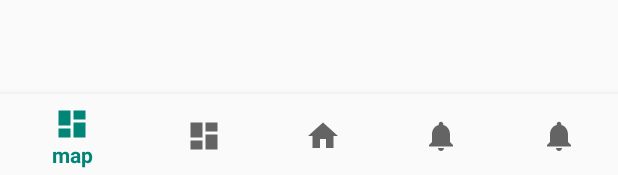
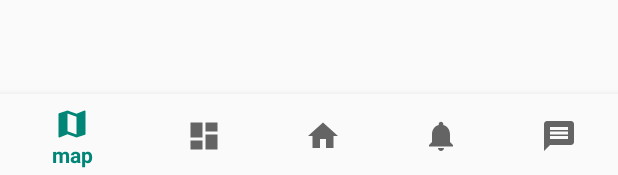
Before and after one commit to CLUG-kr/shop-ads-application, an Android app: the layout activity_base.xml on its own in the app's theme, with its tools: preview values and no code run, on a phone screen of 412 x 824 dp. Shown: the part 1058-1233 px from the top of the screen. Run offline under Robolectric (Android 15) with nearby library versions, the phone set to English and light mode, and no system bars.

Commit message:
change image of buttom navigation

```diff
--- /dev/null
+++ b/pyeonhalin/app/src/main/res/drawable/ic_map_black_24dp.xml
@@ -0,0 +1,9 @@
+<vector xmlns:android="http://schemas.android.com/apk/res/android"
+        android:width="24dp"
+        android:height="24dp"
+        android:viewportWidth="24.0"
+        android:viewportHeight="24.0">
+    <path
+        android:fillColor="#FF000000"
+        android:pathData="M20.5,3l-0.16,0.03L15,5.1 9,3 3.36,4.9c-0.21,0.07 -0.36,0.25 -0.36,0.48V20.5c0,0.28 0.22,0.5 0.5,0.5l0.16,-0.03L9,18.9l6,2.1 5.64,-1.9c0.21,-0.07 0.36,-0.25 0.36,-0.48V3.5c0,-0.28 -0.22,-0.5 -0.5,-0.5zM15,19l-6,-2.11V5l6,2.11V19z"/>
+</vector>
--- /dev/null
+++ b/pyeonhalin/app/src/main/res/drawable/ic_message_black_24dp.xml
@@ -0,0 +1,9 @@
+<vector xmlns:android="http://schemas.android.com/apk/res/android"
+        android:width="24dp"
+        android:height="24dp"
+        android:viewportWidth="24.0"
+        android:viewportHeight="24.0">
+    <path
+        android:fillColor="#FF000000"
+        android:pathData="M20,2L4,2c-1.1,0 -1.99,0.9 -1.99,2L2,22l4,-4h14c1.1,0 2,-0.9 2,-2L22,4c0,-1.1 -0.9,-2 -2,-2zM18,14L6,14v-2h12v2zM18,11L6,11L6,9h12v2zM18,8L6,8L6,6h12v2z"/>
+</vector>
--- a/pyeonhalin/app/src/main/res/menu/navigation.xml
+++ b/pyeonhalin/app/src/main/res/menu/navigation.xml
@@ -4,7 +4,7 @@
 
     <item
         android:id="@+id/navigation_map"
-        android:icon="@drawable/ic_dashboard_black_24dp"
+        android:icon="@drawable/ic_map_black_24dp"
         android:title="map" />
 
     <item
@@ -24,8 +24,8 @@
 
     <item
         android:id="@+id/navigation_community"
-        android:icon="@drawable/ic_notifications_black_24dp"
-        android:title="community" />
+        android:icon="@drawable/ic_message_black_24dp"
+        android:title="commnity" />
 
 
 </menu>
```
